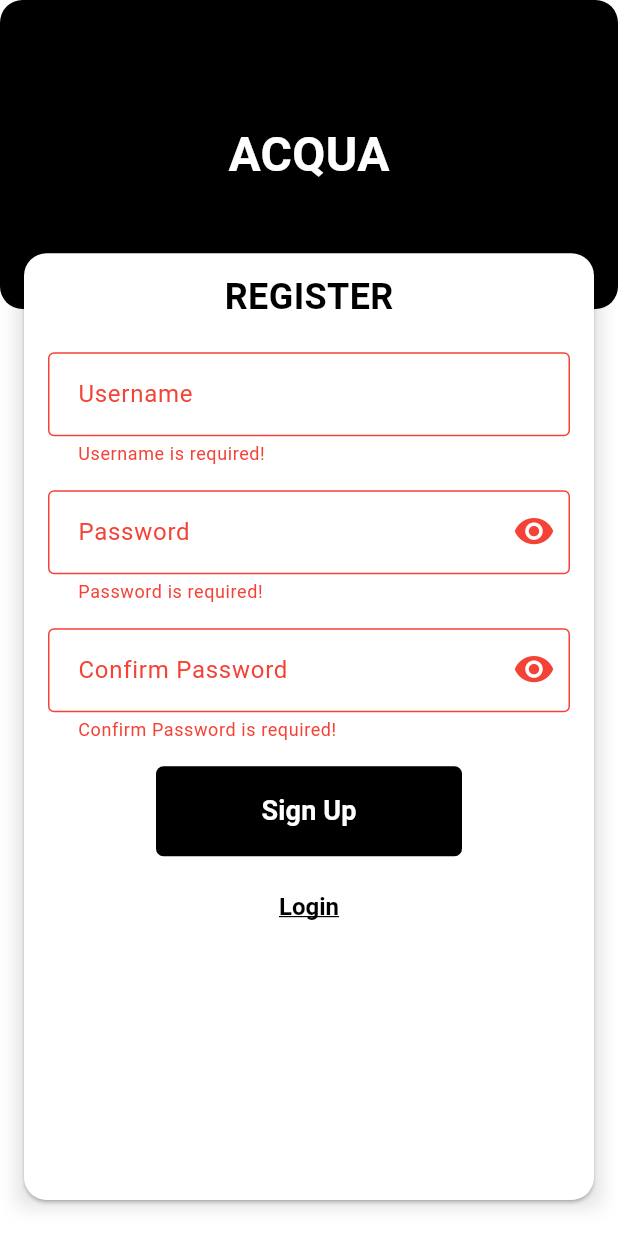
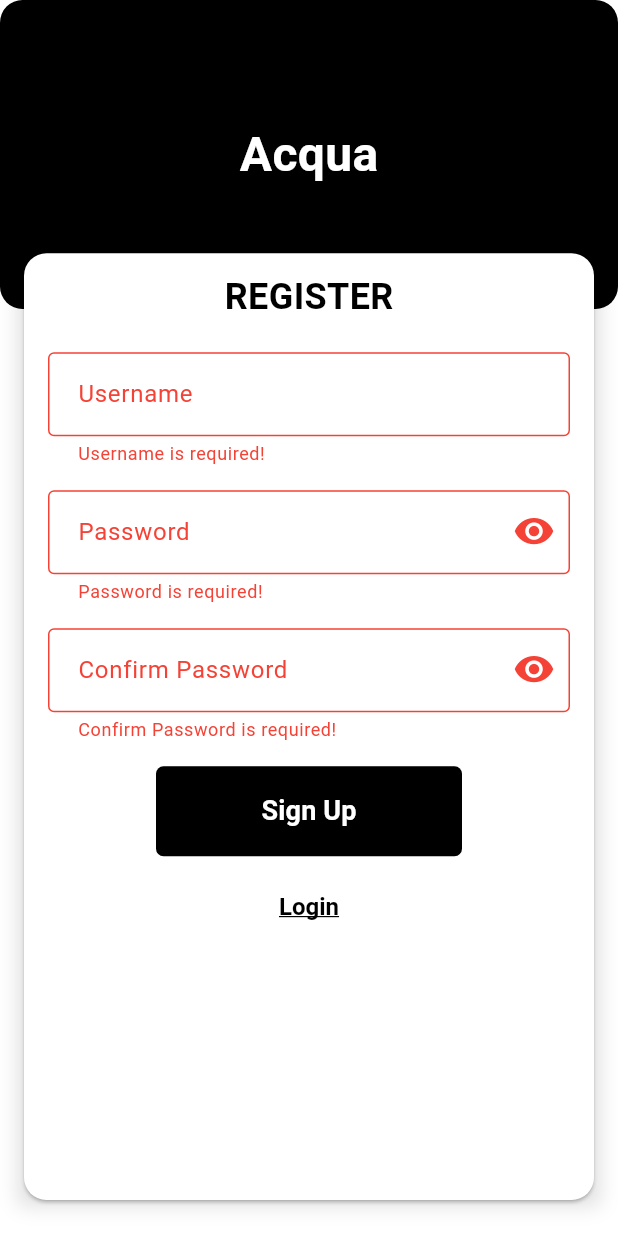
Before and after one commit to quebn/avert, a Flutter app: the screen it shows after launch, after a tap on "Sign Up", on a phone screen of 412 x 824 dp. Run offline on Flutter 3.47's test engine with Material 3 defaults, Android fonts, the phone set to English and light mode, and no system bars; our stand-ins replace email_validator, firebase_auth, google_fonts, hexcolor, permission_handler, sqflite; missing offline and left inert: baseflow_plugin_template, login, permission_handler_platform_interface; accounts and stored records are empty; statements that could not run were skipped.

```diff
--- a/lib/core/app.dart
+++ b/lib/core/app.dart
@@ -12,8 +12,16 @@ class App extends StatelessWidget{
 
   final String title = "Acqua";
   static Database? db;
+  static User? user;
   static const String storagePath = "/storage/emulated/0/Acqua";
-  //static User? currentUser;
+
+  static String getTableQuery() => """
+    CREATE TABLE app_settings(
+      id INTEGER PRIMARY KEY,
+      company TEXT,
+      user INTEGER
+    )
+  """;
 
   @override
   Widget build(BuildContext context) {
@@ -33,17 +41,17 @@ class App extends StatelessWidget{
         ),
         useMaterial3: true,
       ),
-      home: LoginPage()
+      home: user == null ? LoginPage(title:title) : HomePage(title: title),
     );
   }
 
-  static Future<void> dbInit({bool isDenied = false}) async {
-    String dbPath = await getDatabasesPath();
-    String dbFile = "acqua.db";
-
+  static Future<void> initDB({bool isDenied = false}) async {
+    final String dbPath = await getDatabasesPath();
+    //appDir
+    final String dbFile = "acqua.db";
     printLog("Databases Path: $dbPath/$dbFile");
     db = await openDatabase(dbFile,
-      version:1,
+      version: 1,
       onCreate: _onCreate,
       onOpen: _onOpen,
     );
@@ -53,28 +61,33 @@ class App extends StatelessWidget{
   static Future<bool> createAppDir() async {
     // NOTE: use the directory created as a storage for backup files.
     var status = await Permission.manageExternalStorage.request();
-
     if (status.isDenied) {
       printLog("Storage access permission denied!", level: LogLevel.error);
     } else {
       printLog("Storage access permission granted!");
     }
-
     Directory dir = await Directory(App.storagePath).create(recursive: true);
     printLog("Acqua Directory path: ${dir.path} uri: ${dir.uri}", level:LogLevel.warn);
     return status.isDenied;
   }
 }
 
-
 _onCreate(Database db, int version) async {
+  printLog("Creating Database tables");
   Batch batch = db.batch();
-  //batch.execute(App.getTableQuery());
+  batch.execute(App.getTableQuery());
   batch.execute(User.getTableQuery());
   await batch.commit();
+
+  Map<String, dynamic> values = {
+    "company"   : null,
+    "user"  : null,
+  };
+  await db.insert("app_settings", values);
 }
 
 _onOpen(Database db) async {
+  printLog("Opening Database tables");
   // TODO: onOpen() should do the following:
   //   [x] check if user table is not empty.
   //   [-] check and read the file responsible of storing last user login data.
@@ -82,11 +95,20 @@ _onOpen(Database db) async {
   //   [-] check if user is still valid for skipping authentication.
   //   [-] if yes get user data and skip login screen.
 
-  List<String> cols = ["id", "name", "password", "createdAt"];
-  List<Map<String, Object?>> results = await db.query("users", columns: cols);
-  if (results.isEmpty) {
+  List<Map<String, Object?>> appSettings = await db.query("app_settings",
+    columns: ["id", "company", "user"],
+    where: "id = ?",
+    whereArgs: [1],
+  );
+
+  List<Map<String, Object?>> users = await db.query("users",
+    columns: ["id", "name", "password", "createdAt"],
+  );
+  printAssert(appSettings.isNotEmpty, "Application Settings should not be zero");
+  printLog("${appSettings.length} settings found! with values of ${users.toString()}");
+  if (users.isEmpty) {
     printLog("No users found in users table!", level:LogLevel.error);
   } else {
-    printLog("${results.length} user(s) found! with values of ${results.toString()}");
+    printLog("${users.length} user(s) found! with values of ${users.toString()}");
   }
 }
--- a/lib/core/components/acqua_input.dart
+++ b/lib/core/components/acqua_input.dart
@@ -9,9 +9,8 @@ enum AcquaInputType {
   datetime,
 }
 
-// NOTE: known issues for this is error does set from validator wont go until
-// the form is submitted.
-// TODO: find way to resolve NOTE above
+// NOTE: known issues for this is error does set from validator wont go until the form is submitted.
+// TODO: find way to resolve NOTE above.
 
 class AcquaInput extends StatefulWidget {
   const AcquaInput({
--- a/lib/core/home.dart
+++ b/lib/core/home.dart
@@ -21,7 +21,7 @@ class _HomePageState extends State<HomePage> {
 
   @override
   Widget build(BuildContext context) {
-    return LoginPage();
+    return LoginPage(title:widget.title);
   }
 
   Widget homePage(BuildContext context) {
--- a/lib/core/login.dart
+++ b/lib/core/login.dart
@@ -6,7 +6,9 @@ import "package:crypto/crypto.dart";
 import "dart:convert";
 
 class LoginPage extends StatefulWidget {
-  const LoginPage({super.key, });
+  const LoginPage({super.key, required this.title});
+
+  final String title;
 
   @override
   State<StatefulWidget> createState() => _LoginPageState();
@@ -29,7 +31,7 @@ class _LoginPageState extends State<LoginPage> {
             ),
             height: MediaQuery.sizeOf(context).height / 4,
             child: Center(
-              child: const Text("ACQUA",
+              child: Text(widget.title,
                 style: TextStyle(
                   //fontFamily: "Roboto",
                   fontSize: 32.0,
@@ -139,7 +141,7 @@ class _LoginPageState extends State<LoginPage> {
 
   void onLogin(GlobalKey<FormState> formKey, String userName, String userPassword,) {
     if (!formKey.currentState!.validate()) {
-      printLog("Reach this block!", level: LogLevel.error);
+      printLog("Input field values are wrong", level: LogLevel.error);
       return;
     }
     printLog("Username: $userName | Password: $userPassword");
@@ -220,19 +222,17 @@ class _LoginPageState extends State<LoginPage> {
   }
 
   void onSignup(GlobalKey<FormState> formKey, String userName, String userPassword,) {
-    if (formKey.currentState!.validate()) {
-      printLog("Username: $userName | Password: $userPassword", level: LogLevel.error);
+    if (!formKey.currentState!.validate()) {
+      printLog("WRONG!", level: LogLevel.error);
       return;
     }
-    printLog("WRONG!", level: LogLevel.error);
+    printLog("Username: $userName | Password: $userPassword", level: LogLevel.error);
   }
 
   Future<void> createUser(String username, String password) async {
     printLog("Creating user...");
-
     var bytes = utf8.encode(password);
     Digest digest = sha256.convert(bytes);
-
     var values = {
       "name"      : username,
       "password"  : digest.toString(),
--- a/lib/core/user.dart
+++ b/lib/core/user.dart
@@ -3,7 +3,6 @@ import "package:acqua/core/utils.dart";
 class User {
   User({
     required this.name,
-    //required this.password,
     required this.createdAt,
     required this.lastLoginAt
   });
@@ -12,6 +11,10 @@ class User {
   DateTime createdAt;
   DateTime lastLoginAt;
 
+  void save(String password) {
+
+  }
+
   static String getTableQuery() => """
     CREATE TABLE users(
       id INTEGER PRIMARY KEY,
@@ -19,5 +22,12 @@ class User {
       password TEXT NOT NULL,
       createdAt INTEGER NOT NULL
     )
-    """;
+  """;
+
+  static User? getUser() {
+    User? user;
+
+    return user;
+  }
+
 }
--- a/lib/main.dart
+++ b/lib/main.dart
@@ -4,6 +4,6 @@ import "package:acqua/core/app.dart";
 void main() async {
   WidgetsFlutterBinding.ensureInitialized();
   await App.createAppDir();
-  await App.dbInit();
+  await App.initDB();
   runApp(App());
 }
```
